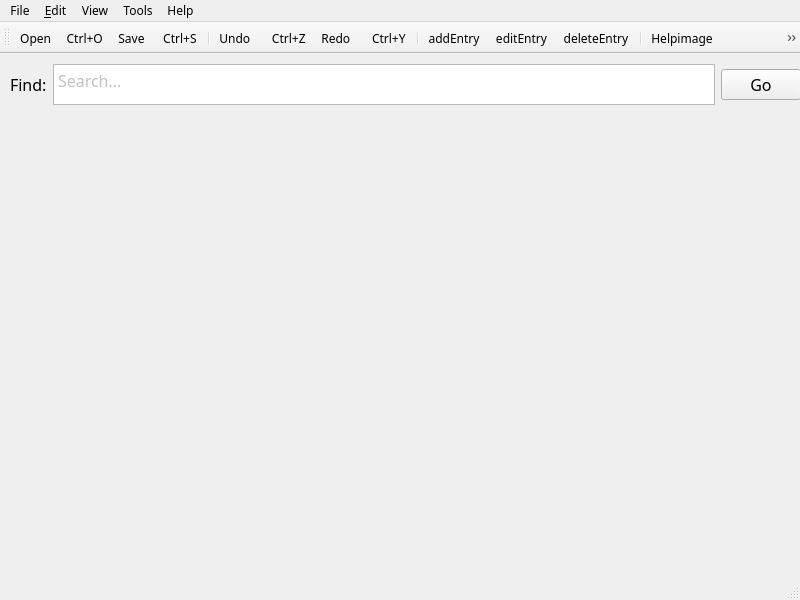
scott1541/GroupProject, file mainwindow.ui: the form before one commit.
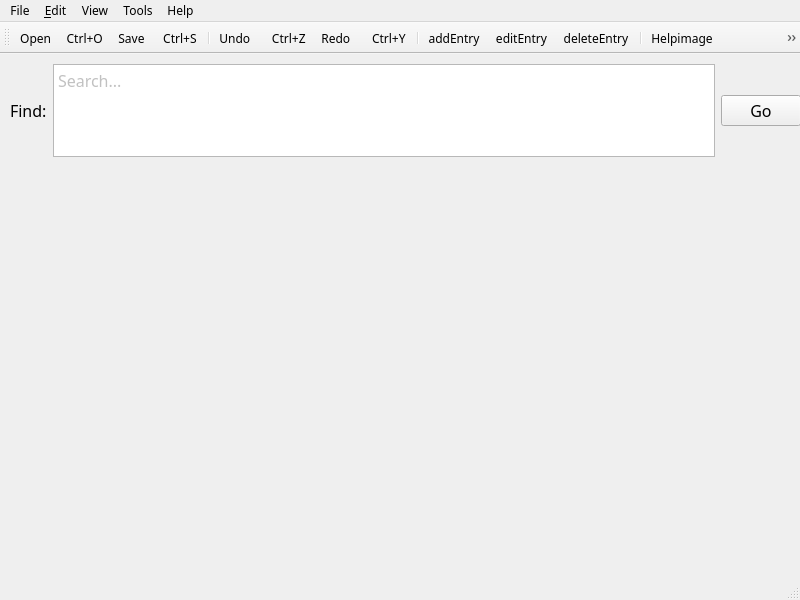
The form after the commit. Icons and pictures are not drawn.

Patch:
```diff
--- a/mainwindow.ui
+++ b/mainwindow.ui
@@ -31,7 +31,7 @@
       <x>10</x>
       <y>10</y>
       <width>791</width>
-      <height>41</height>
+      <height>93</height>
      </rect>
     </property>
     <layout class="QHBoxLayout" name="horizontalLayout_2">
```
